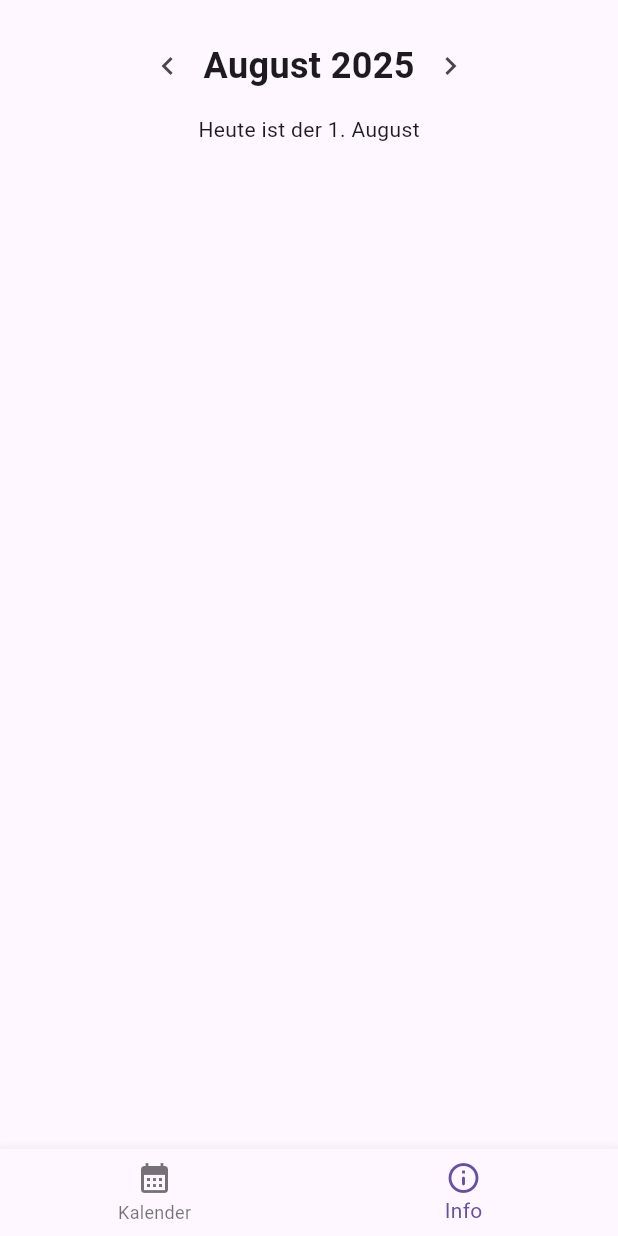
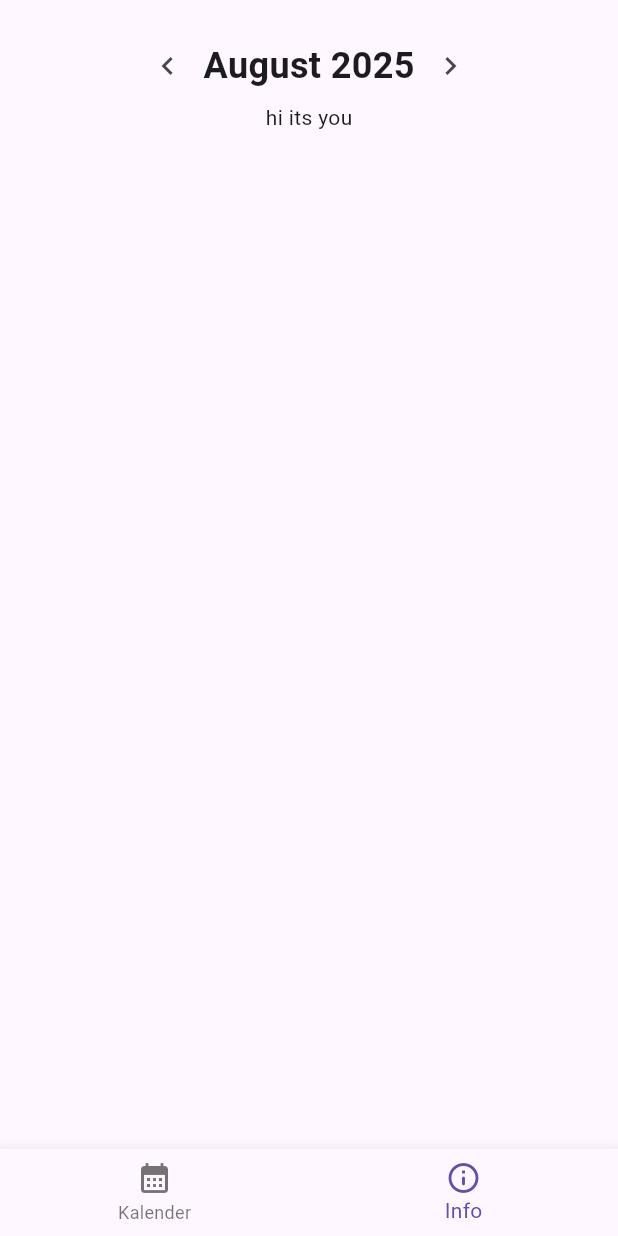
Before and after one commit to MelissaHartung/Kalender_flutter, a Flutter app: the screen it shows after launch, item 2 of the bottom bar chosen, after a tap on the "chevron left" icon, on a phone screen of 412 x 824 dp. Run offline on Flutter 3.47's test engine with Material 3 defaults, Android fonts, the phone set to English and light mode, and no system bars.

Commit message:
Refactor Kalender and InformationPage to use widget properties for date management and update text handling

```diff
--- a/flutter_kalender/lib/Kalender.dart
+++ b/flutter_kalender/lib/Kalender.dart
@@ -3,27 +3,25 @@ import 'package:flutter_kalender/functions/headline.dart';
 import 'package:flutter_kalender/functions/calender_table.dart';
 
 class Kalender extends StatefulWidget {
-  const Kalender({super.key});
+  final DateTime selectedDate;
+  final VoidCallback previousMonth;
+  final VoidCallback nextMonth;
+  final Function(DateTime) setDate;
+  final Function(String) updateText;
+  const Kalender({
+    super.key,
+    required this.selectedDate,
+    required this.previousMonth,
+    required this.nextMonth,
+    required this.setDate,
+    required this.updateText,
+  });
 
   @override
   State<Kalender> createState() => _KalenderState();
 }
 
 class _KalenderState extends State<Kalender> {
-  DateTime _selectedDate = DateTime.now();
-
-  void _nextMonth() {
-    setState(() {
-      _selectedDate = DateTime(_selectedDate.year, _selectedDate.month + 1);
-    });
-  }
-
-  void _previousMonth() {
-    setState(() {
-      _selectedDate = DateTime(_selectedDate.year, _selectedDate.month - 1);
-    });
-  }
-
   @override
   Widget build(BuildContext context) {
     return Scaffold(
@@ -32,13 +30,16 @@ class _KalenderState extends State<Kalender> {
         child: Column(
           crossAxisAlignment: CrossAxisAlignment.center,
           children: [
-            SizedBox(height: 20),
             Headline(
-              selectedDate: _selectedDate,
-              onPreviousMonth: _previousMonth,
-              onNextMonth: _nextMonth,
+              selectedDate: widget.selectedDate,
+              onPreviousMonth: widget.previousMonth,
+              onNextMonth: widget.nextMonth,
             ),
-            CalenderTable(selectedDate: _selectedDate),
+            CalenderTable(
+              date: widget.selectedDate,
+              setDate: widget.setDate,
+              updateText: widget.updateText,
+            ),
           ],
         ),
       ),
@@ -64,7 +65,7 @@ class _KalenderState extends State<Kalender> {
         // floatingActionButton: FloatingActionButton(
         //   onPressed: () {
         //     setState(() {
-        //       _selectedDate = DateTime.now();
+        //       widget.selectedDate = DateTime.now();
         //     });
         //   },
         // ),
--- a/flutter_kalender/lib/functions/calender_table.dart
+++ b/flutter_kalender/lib/functions/calender_table.dart
@@ -1,22 +1,22 @@
 import 'package:flutter/material.dart';
+import 'package:flutter_kalender/functions/information_text.dart';
 
 class CalenderTable extends StatelessWidget {
-  final DateTime selectedDate;
+  final DateTime date;
+  final Function(DateTime) setDate;
+  final Function(String) updateText;
 
-  const CalenderTable({super.key, required this.selectedDate});
+  const CalenderTable({
+    super.key,
+    required this.date,
+    required this.setDate,
+    required this.updateText,
+  });
 
   @override
   Widget build(BuildContext context) {
-    final DateTime firstDayOfMonth = DateTime(
-      selectedDate.year,
-      selectedDate.month,
-      1,
-    );
-    final DateTime lastDayOfMonth = DateTime(
-      selectedDate.year,
-      selectedDate.month + 1,
-      0,
-    );
+    final DateTime firstDayOfMonth = DateTime(date.year, date.month, 1);
+    final DateTime lastDayOfMonth = DateTime(date.year, date.month + 1, 0);
     int startWeekday = firstDayOfMonth.weekday;
     int daysInMonth = lastDayOfMonth.day;
     final List<String> weekdays = ['Mo', 'Di', 'Mi', 'Do', 'Fr', 'Sa', 'So'];
@@ -28,13 +28,22 @@ class CalenderTable extends StatelessWidget {
     }
     for (int i = 1; i <= daysInMonth; i++) {
       dayCells.add(
-        Container(
-          alignment: Alignment.center,
-          decoration: BoxDecoration(
-            border: Border.all(color: Colors.grey),
-            borderRadius: BorderRadius.circular(6),
+        GestureDetector(
+          onTap: () => {
+            setDate(DateTime(date.year, date.month, i)),
+            updateText(
+              Feiertage.getHoliday(DateTime(date.year, date.month, i)),
+            ),
+            Navigator.pushNamed(context, '/information_page'),
+          },
+          child: Container(
+            alignment: Alignment.center,
+            decoration: BoxDecoration(
+              border: Border.all(color: Colors.grey),
+              borderRadius: BorderRadius.circular(6),
+            ),
+            child: Text('$i'),
           ),
-          child: Text('$i'),
         ),
       );
     }
--- a/flutter_kalender/lib/functions/headline.dart
+++ b/flutter_kalender/lib/functions/headline.dart
@@ -16,15 +16,23 @@ class Headline extends StatelessWidget {
   @override
   Widget build(BuildContext context) {
     String formattedMonth = DateFormat.yMMMM('de_DE').format(selectedDate);
-    return Row(
-      mainAxisAlignment: MainAxisAlignment.center,
+    return Column(
       children: [
-        IconButton(icon: Icon(Icons.chevron_left), onPressed: onPreviousMonth),
-        Text(
-          formattedMonth,
-          style: TextStyle(fontSize: 24, fontWeight: FontWeight.bold),
+        SizedBox(height: 20),
+        Row(
+          mainAxisAlignment: MainAxisAlignment.center,
+          children: [
+            IconButton(
+              icon: Icon(Icons.chevron_left),
+              onPressed: onPreviousMonth,
+            ),
+            Text(
+              formattedMonth,
+              style: TextStyle(fontSize: 24, fontWeight: FontWeight.bold),
+            ),
+            IconButton(icon: Icon(Icons.chevron_right), onPressed: onNextMonth),
+          ],
         ),
-        IconButton(icon: Icon(Icons.chevron_right), onPressed: onNextMonth),
       ],
     );
   }
--- a/flutter_kalender/lib/functions/information_text.dart
+++ b/flutter_kalender/lib/functions/information_text.dart
@@ -1,40 +1,42 @@
-import 'package:flutter/material.dart';
 import 'package:intl/intl.dart';
+import 'package:collection/collection.dart';
 
-class InformationText extends StatelessWidget {
-  final DateTime selectedDate;
+// class InformationText extends StatelessWidget {
+//   final DateTime selectedDate;
 
-  const InformationText({super.key, required this.selectedDate});
+//   const InformationText({super.key, required this.selectedDate});
 
-  @override
-  Widget build(BuildContext context) {
-    String formattedDate = DateFormat('d. MMMM', 'de_DE').format(selectedDate);
+//   @override
+//   Widget build(BuildContext context) {
+//     String formattedDate = DateFormat('d. MMMM', 'de_DE').format(selectedDate);
 
-    final feiertageDesJahres = calcFeiertageForYear(selectedDate.year);
-    final feiertageImMonat = <Feiertag>[];
-    for (final Feiertag in feiertageDesJahres) {
-      final teilen = Feiertag.date.split('.');
-      final monatAlsZahl = int.parse(teilen[1]);
-      if (monatAlsZahl == selectedDate.month) {
-        feiertageImMonat.add(Feiertag);
-      }
-    }
+//     final feiertageDesJahres = calcFeiertageForYear(selectedDate.year);
+//     final feiertageImMonat = <Feiertag>[];
+//     for (final Feiertag in feiertageDesJahres) {
+//       final teilen = Feiertag.date.split('.');
+//       final monatAlsZahl = int.parse(teilen[1]);
+//       if (monatAlsZahl == selectedDate.month) {
+//         feiertageImMonat.add(Feiertag);
+//       }
+//     }
 
-    return Padding(
-      padding: const EdgeInsets.all(8.0),
-      child: Text("Heute ist der $formattedDate"),
-    );
-  }
-}
+//     return Padding(
+//       padding: const EdgeInsets.all(8.0),
+//       child: Text("Heute ist der $formattedDate"),
+//     );
+//   }
+// }
 
 class Feiertag {
   final String date;
   final String name;
-
   Feiertag({required this.date, required this.name});
 }
 
-final List<Feiertag> fixedFeiertage = [
+class Feiertage {
+  Feiertage();
+
+  static final List<Feiertag> fixedFeiertage = [
     Feiertag(date: "01.01.", name: "Neujahr"),
     Feiertag(date: "06.01.", name: "Heilige Drei Könige"),
     Feiertag(date: "01.05.", name: "Tag der Arbeit"),
@@ -43,6 +45,52 @@ final List<Feiertag> fixedFeiertage = [
     Feiertag(date: "25.12.", name: "1. Weihnachtstag"),
     Feiertag(date: "26.12.", name: "2. Weihnachtstag"),
   ];
+
+  static List<Feiertag> calcFeiertageForYear(int year) {
+    final formatter = DateFormat('dd.MM.');
+
+    final feiertage = [...fixedFeiertage];
+
+    final ostern = getOstersonntag(year);
+
+    final gruenendonnerstag = ostern.subtract(Duration(days: 3));
+    final karfreitag = ostern.subtract(Duration(days: 2));
+    final ostermontag = ostern.add(Duration(days: 1));
+    final christiHimmelfahrt = ostern.add(Duration(days: 39));
+    final pfingstsonntag = ostern.add(Duration(days: 49));
+    final pfingstmontag = ostern.add(Duration(days: 50));
+    final fronleichnam = ostern.add(Duration(days: 60));
+
+    feiertage.addAll([
+      Feiertag(date: formatter.format(ostern), name: "Ostersonntag"),
+      Feiertag(
+        date: formatter.format(gruenendonnerstag),
+        name: "Gründonnerstag",
+      ),
+      Feiertag(date: formatter.format(karfreitag), name: "Karfreitag"),
+      Feiertag(date: formatter.format(ostermontag), name: "Ostermontag"),
+      Feiertag(
+        date: formatter.format(christiHimmelfahrt),
+        name: "Christi Himmelfahrt",
+      ),
+      Feiertag(date: formatter.format(pfingstsonntag), name: "Pfingstsonntag"),
+      Feiertag(date: formatter.format(pfingstmontag), name: "Pfingstmontag"),
+      Feiertag(date: formatter.format(fronleichnam), name: "Fronleichnam"),
+    ]);
+    return feiertage;
+  }
+
+  static String getHoliday(DateTime date) {
+    Feiertag? holiday = calcFeiertageForYear(date.year).firstWhereOrNull(
+      (feiertag) =>
+          feiertag.date ==
+          "${date.day.toString().padLeft(2, '0')}.${date.month.toString().padLeft(2, '0')}.",
+    );
+
+    if (holiday != null) return holiday.name;
+    return "Kein Feiertag";
+  }
+}
 
 // ✅ Funktion zur Berechnung des Ostersonntags
 DateTime getOstersonntag(int jahr) {
@@ -62,35 +110,3 @@ DateTime getOstersonntag(int jahr) {
   final tag = ((h + l - 7 * m + 114) % 31) + 1;
   return DateTime(jahr, monat, tag);
 }
-
-List<Feiertag> calcFeiertageForYear(int year) {
-  final formatter = DateFormat('dd.MM.');
-
-  final feiertage = [...fixedFeiertage];
-
-  final ostern = getOstersonntag(year);
-
-  final gruenendonnerstag = ostern.subtract(Duration(days: 3));
-  final karfreitag = ostern.subtract(Duration(days: 2));
-  final ostermontag = ostern.add(Duration(days: 1));
-  final christiHimmelfahrt = ostern.add(Duration(days: 39));
-  final pfingstsonntag = ostern.add(Duration(days: 49));
-  final pfingstmontag = ostern.add(Duration(days: 50));
-  final fronleichnam = ostern.add(Duration(days: 60));
-
-  feiertage.addAll([
-    Feiertag(date: formatter.format(ostern), name: "Ostersonntag"),
-    Feiertag(date: formatter.format(gruenendonnerstag), name: "Gründonnerstag"),
-    Feiertag(date: formatter.format(karfreitag), name: "Karfreitag"),
-    Feiertag(date: formatter.format(ostermontag), name: "Ostermontag"),
-    Feiertag(
-      date: formatter.format(christiHimmelfahrt),
-      name: "Christi Himmelfahrt",
-    ),
-    Feiertag(date: formatter.format(pfingstsonntag), name: "Pfingstsonntag"),
-    Feiertag(date: formatter.format(pfingstmontag), name: "Pfingstmontag"),
-    Feiertag(date: formatter.format(fronleichnam), name: "Fronleichnam"),
-  ]);
-
-  return feiertage;
-}
--- a/flutter_kalender/lib/information_page.dart
+++ b/flutter_kalender/lib/information_page.dart
@@ -1,45 +1,38 @@
 import 'package:flutter/material.dart';
-import 'package:flutter_kalender/Kalender.dart';
-import 'package:flutter_kalender/functions/information_text.dart';
-// import 'package:intl/intl.dart';
 import 'functions/headline.dart';
 
 class InformationPage extends StatefulWidget {
-  const InformationPage({super.key});
+  final DateTime selectedDate;
+  final String infoText;
+  final VoidCallback previousMonth;
+  final VoidCallback nextMonth;
+
+  const InformationPage({
+    super.key,
+    required this.selectedDate,
+    required this.infoText,
+    required this.previousMonth,
+    required this.nextMonth,
+  });
 
   @override
   State<InformationPage> createState() => _InformationPageState();
 }
 
 class _InformationPageState extends State<InformationPage> {
-  DateTime _selectedDate = DateTime.now();
   @override
   Widget build(BuildContext context) {
-    void _nextMonth() {
-      setState(() {
-        _selectedDate = DateTime(_selectedDate.year, _selectedDate.month + 1);
-      });
-    }
-
-    void _previousMonth() {
-      setState(() {
-        _selectedDate = DateTime(_selectedDate.year, _selectedDate.month - 1);
-      });
-    }
-
     return Scaffold(
-      // appBar: AppBar(title: const Text('Information')),
+      // appBar: AppBar(backgroundColor: const Color.fromARGB(255, 25, 53, 26)),
       body: SafeArea(
         child: Column(
           children: [
-            SizedBox(height: 20),
-
             Headline(
-              selectedDate: _selectedDate,
-              onPreviousMonth: _previousMonth,
-              onNextMonth: _nextMonth,
+              selectedDate: widget.selectedDate,
+              onPreviousMonth: widget.previousMonth,
+              onNextMonth: widget.nextMonth,
             ),
-            InformationText(selectedDate: _selectedDate),
+            Text(widget.infoText),
           ],
         ),
       ),
--- a/flutter_kalender/lib/main.dart
+++ b/flutter_kalender/lib/main.dart
@@ -6,19 +6,64 @@ import 'information_page.dart';
 void main() async {
   WidgetsFlutterBinding.ensureInitialized();
   await initializeDateFormatting('de_DE', null);
-  runApp(const MyApp());
+  runApp(MyApp());
 }
 
-class MyApp extends StatelessWidget {
+class MyApp extends StatefulWidget {
   const MyApp({super.key});
+
+  @override
+  State<MyApp> createState() => _MyAppState();
+}
+
+class _MyAppState extends State<MyApp> {
+  DateTime _selectedDate = DateTime.now();
+  String infoText = "hi its you";
+
+  void _nextMonth() {
+    setState(() {
+      _selectedDate = DateTime(_selectedDate.year, _selectedDate.month + 1);
+    });
+  }
+
+  void _previousMonth() {
+    setState(() {
+      _selectedDate = DateTime(_selectedDate.year, _selectedDate.month - 1);
+    });
+  }
+
+  void _setDate(DateTime newDate) {
+    setState(() {
+      _selectedDate = newDate;
+    });
+  }
+
+  void _updateText(String newText) {
+    setState(() {
+      infoText = newText;
+    });
+  }
 
   // This widget is the root of your application.
   @override
   Widget build(BuildContext context) {
     return MaterialApp(
       debugShowCheckedModeBanner: false,
-      home: (Kalender()),
-      routes: {'/information_page': (context) => InformationPage()},
+      home: (Kalender(
+        selectedDate: _selectedDate,
+        previousMonth: _previousMonth,
+        nextMonth: _nextMonth,
+        setDate: _setDate,
+        updateText: _updateText,
+      )),
+      routes: {
+        '/information_page': (context) => InformationPage(
+          selectedDate: _selectedDate,
+          infoText: infoText,
+          previousMonth: _previousMonth,
+          nextMonth: _nextMonth,
+        ),
+      },
     );
   }
 }
--- a/flutter_kalender/pubspec.yaml
+++ b/flutter_kalender/pubspec.yaml
@@ -35,6 +35,7 @@ dependencies:
   # Use with the CupertinoIcons class for iOS style icons.
   cupertino_icons: ^1.0.8
   intl: ^0.20.2
+  collection: ^1.19.1
 
 dev_dependencies:
   flutter_test:
```
Also changed, not shown: flutter_kalender/pubspec.lock, 1 other file. Lines whose indentation alone changed are shown as unchanged.
